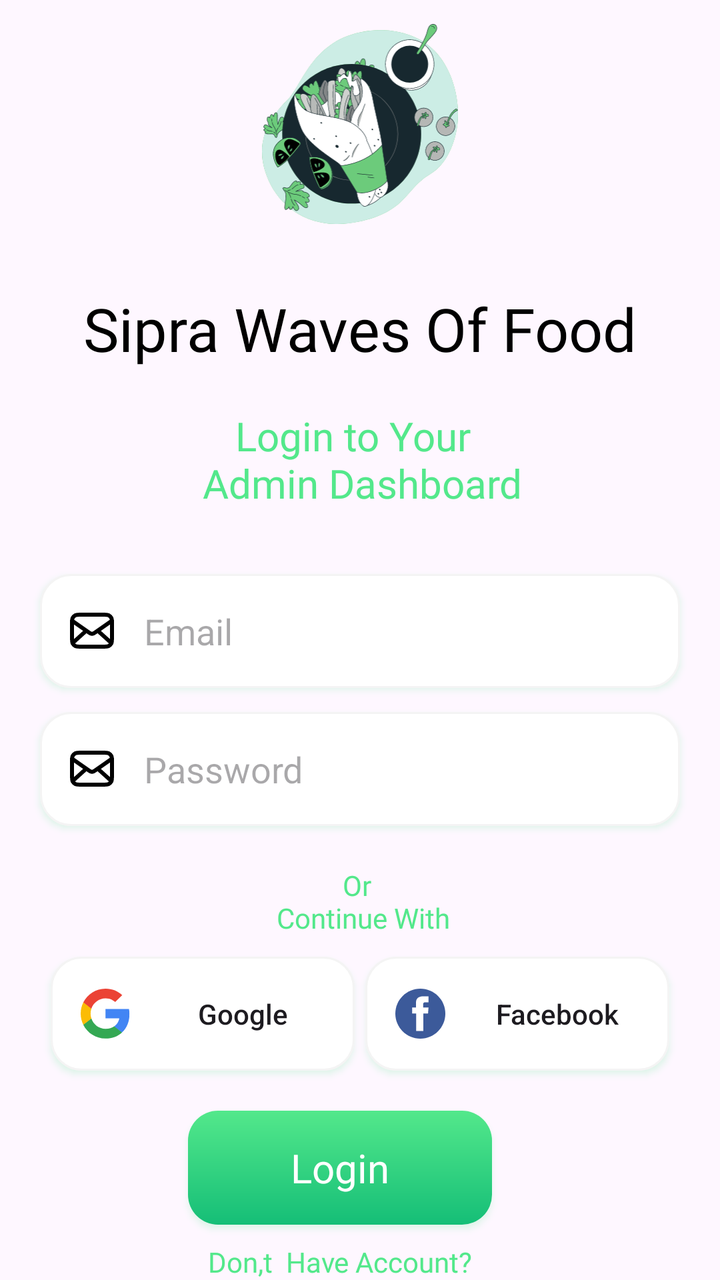
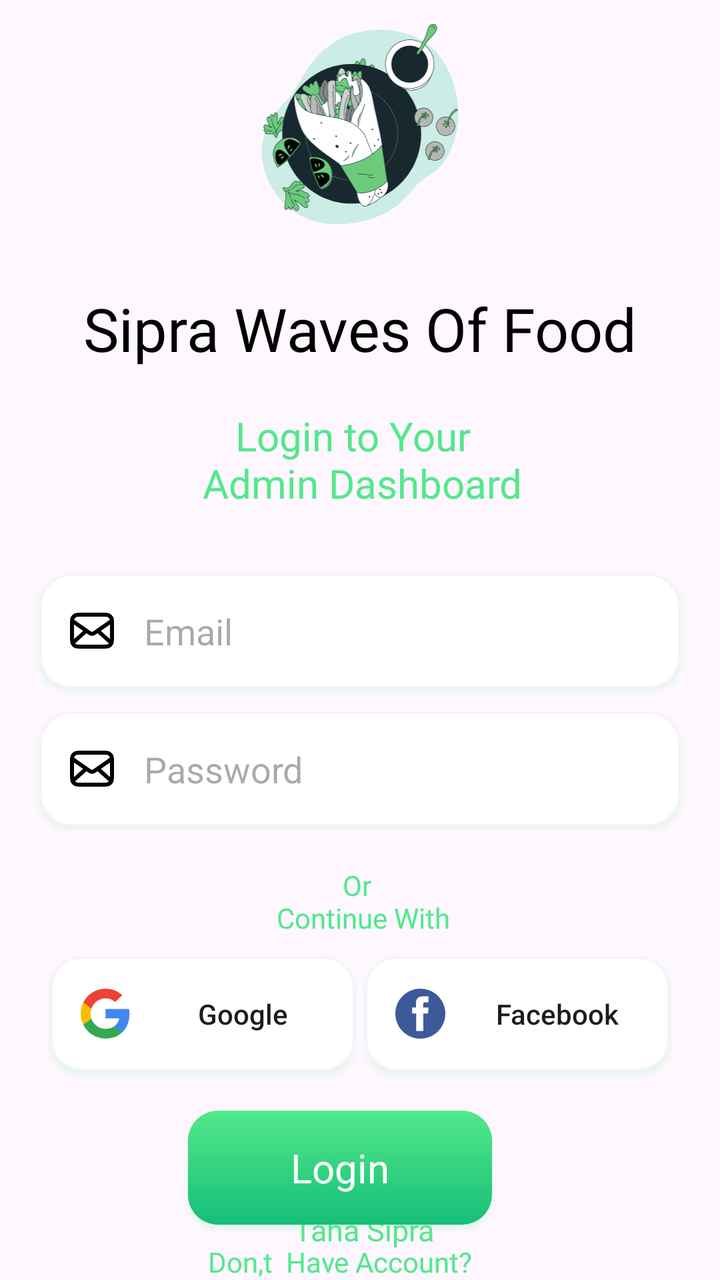

Screens rendered from an Android XML layout before and after an edit, with the pre-edit source and the edit as a unified diff.
<!-- AndroidManifest.xml: application theme Theme.AdminWaveOfFood -->
<!-- res/layout/activity_login.xml -->
<?xml version="1.0" encoding="utf-8"?>
<androidx.constraintlayout.widget.ConstraintLayout xmlns:android="http://schemas.android.com/apk/res/android"
    xmlns:app="http://schemas.android.com/apk/res-auto"
    xmlns:tools="http://schemas.android.com/tools"
    android:id="@+id/main"
    android:layout_width="match_parent"
    android:layout_height="match_parent"
    tools:context=".LoginActivity">

    <ImageView
        android:id="@+id/imageView"
        android:layout_width="100dp"
        android:layout_height="100dp"
        android:layout_marginTop="12dp"
        android:src="@drawable/logo"
        app:layout_constraintEnd_toEndOf="parent"
        app:layout_constraintStart_toStartOf="parent"
        app:layout_constraintTop_toTopOf="parent" />

    <TextView
        android:id="@+id/textView2"
        android:layout_width="wrap_content"
        android:layout_height="wrap_content"
        android:fontFamily="@font/merriweathersans_regular"
        android:text="Sipra Waves Of Food"
        android:textColor="@color/black"
        android:textSize="30sp"
        android:layout_marginTop="32dp"
        app:layout_constraintEnd_toEndOf="parent"
        app:layout_constraintStart_toStartOf="parent"
        app:layout_constraintTop_toBottomOf="@+id/imageView" />

    <TextView
        android:id="@+id/textView3"
        android:layout_width="wrap_content"
        android:layout_height="wrap_content"
        android:layout_marginTop="20dp"
        android:fontFamily="@font/merriweathersans_bold"
        android:text="Login to Your \n Admin Dashboard"
        android:textAlignment="center"
        android:textColor="@color/TextColor"
        android:textSize="20sp"
        app:layout_constraintEnd_toEndOf="@+id/textView2"
        app:layout_constraintHorizontal_bias="0.49"
        app:layout_constraintStart_toStartOf="@+id/textView2"
        app:layout_constraintTop_toBottomOf="@+id/textView2" />

    <EditText
        android:id="@+id/editText"
        android:layout_width="match_parent"
        android:layout_height="57dp"
        android:layout_marginLeft="20dp"
        android:layout_marginTop="32dp"
        android:layout_marginRight="20dp"
        android:background="@drawable/edittextshape"
        android:drawableLeft="@drawable/mail"
        android:drawablePadding="15dp"
        android:elevation="2dp"
        android:hint="Email"
        android:inputType="textEmailAddress"
        android:outlineSpotShadowColor="@color/TextColor"
        android:paddingLeft="15dp"
        app:layout_constraintEnd_toEndOf="parent"
        app:layout_constraintStart_toStartOf="parent"
        app:layout_constraintTop_toBottomOf="@+id/textView3" />

    <EditText
        android:id="@+id/editText2"
        android:layout_width="match_parent"
        android:layout_height="57dp"
        android:layout_marginLeft="20dp"
        android:layout_marginTop="12dp"
        android:layout_marginRight="20dp"
        android:background="@drawable/edittextshape"
        android:drawableLeft="@drawable/mail"
        android:drawablePadding="15dp"
        android:elevation="2dp"
        android:hint="Password"
        android:inputType="textPassword"
        android:outlineSpotShadowColor="@color/TextColor"
        android:paddingLeft="15dp"
        app:layout_constraintEnd_toEndOf="@+id/editText"
        app:layout_constraintStart_toStartOf="@+id/editText"
        app:layout_constraintTop_toBottomOf="@+id/editText" />

    <TextView
        android:id="@+id/textView4"
        android:layout_width="wrap_content"
        android:layout_height="wrap_content"
        android:layout_marginTop="20dp"
        android:fontFamily="@font/merriweathersans_bold"
        android:text="Or \n Continue With"
        android:textAlignment="center"
        android:textColor="@color/TextColor"
        app:layout_constraintEnd_toEndOf="@+id/editText2"
        app:layout_constraintStart_toStartOf="@+id/editText2"
        app:layout_constraintTop_toBottomOf="@+id/editText2" />

    <androidx.appcompat.widget.AppCompatButton
        android:id="@+id/GoogleBtn"
        android:layout_width="152dp"
        android:layout_height="57dp"
        android:layout_marginLeft="20dp"
        android:layout_marginTop="10dp"
        android:background="@drawable/edittextshape"
        android:drawableLeft="@drawable/google"
        android:outlineSpotShadowColor="@color/TextColor"
        android:paddingLeft="15dp"
        android:text="Google"
        android:textAllCaps="false"
        app:layout_constraintEnd_toStartOf="@+id/FaceBookBtn"
        app:layout_constraintHorizontal_bias="0.5"
        app:layout_constraintStart_toStartOf="parent"
        app:layout_constraintTop_toBottomOf="@+id/textView4" />

    <androidx.appcompat.widget.AppCompatButton
        android:id="@+id/FaceBookBtn"
        android:layout_width="152dp"
        android:layout_height="57dp"
        android:layout_marginTop="10dp"
        android:layout_marginRight="20dp"
        android:background="@drawable/edittextshape"
        android:drawableLeft="@drawable/facebook"
        android:textAllCaps="false"
        android:outlineSpotShadowColor="@color/TextColor"
        android:paddingLeft="15dp"
        android:text="Facebook"
        app:layout_constraintEnd_toEndOf="parent"
        app:layout_constraintHorizontal_bias="0.5"
        app:layout_constraintStart_toEndOf="@+id/GoogleBtn"
        app:layout_constraintTop_toBottomOf="@+id/textView4" />

    <androidx.appcompat.widget.AppCompatButton
        android:id="@+id/LoginBtn"
        android:layout_width="152dp"
        android:layout_height="57dp"
        android:layout_marginTop="20dp"
        android:layout_marginRight="20dp"
        android:background="@drawable/greenbuttongradient"
        android:outlineSpotShadowColor="@color/TextColor"
        android:textSize="20sp"
        android:text="Login"
        android:textColor="@color/white"
        android:fontFamily="@font/merriweathersans_regular"
        android:textAllCaps="false"
        app:layout_constraintEnd_toEndOf="@id/FaceBookBtn"
        app:layout_constraintHorizontal_bias="0.5"
        app:layout_constraintStart_toStartOf="@+id/GoogleBtn"
        app:layout_constraintTop_toBottomOf="@+id/FaceBookBtn" />

    <TextView
        android:id="@+id/DonthaveAcountBtn"
        android:layout_width="wrap_content"
        android:layout_height="wrap_content"
        android:text="Don,t  Have Account?"
        android:layout_marginTop="9dp"
        android:textColor="@color/TextColor"
        android:fontFamily="@font/merriweathersans_regular"
        app:layout_constraintEnd_toEndOf="@+id/LoginBtn"
        app:layout_constraintStart_toStartOf="@+id/LoginBtn"
        app:layout_constraintTop_toBottomOf="@+id/LoginBtn" />

    <TextView
        android:layout_width="wrap_content"
        android:layout_height="wrap_content"
        android:text="Design By \n Taha Sipra"
        android:textColor="@color/TextColor"
        android:textAlignment="center"
        android:textSize="15dp"
        android:layout_marginTop="10dp"
        android:fontFamily="@font/merriweathersans_regular"
        app:layout_constraintEnd_toEndOf="parent"
        app:layout_constraintStart_toStartOf="parent"
        app:layout_constraintTop_toBottomOf="@+id/DonthaveAcountBtn" />


</androidx.constraintlayout.widget.ConstraintLayout>
<!-- resources referenced by this layout -->
<resources>
  <color name="TextColor">#53E88B</color>
  <color name="black">#FF000000</color>
  <color name="white">#FFFFFFFF</color>
  <!-- drawable edittextshape (drawable) -->
  <?xml version="1.0" encoding="utf-8"?>
  <shape xmlns:android="http://schemas.android.com/apk/res/android">
  <solid android:color="@color/white"/>
      <corners android:radius="15dp"/>
      <stroke android:color="#f4f4f4" android:width="1dp"/>
  </shape>
  <!-- drawable facebook (drawable) -->
  <vector xmlns:android="http://schemas.android.com/apk/res/android"
      android:width="25dp"
      android:height="25dp"
      android:viewportWidth="25"
      android:viewportHeight="25">
    <group>
      <clip-path
          android:pathData="M0,0h25v25h-25z"/>
      <path
          android:pathData="M12.5,25C19.404,25 25,19.404 25,12.5C25,5.596 19.404,0 12.5,0C5.596,0 0,5.596 0,12.5C0,19.404 5.596,25 12.5,25Z"
          android:fillColor="#3C5A9A"/>
      <path
          android:pathData="M16.564,3.837H13.795C12.152,3.837 10.324,4.528 10.324,6.91C10.332,7.74 10.324,8.535 10.324,9.429H8.423V12.455H10.383V21.163H13.984V12.397H16.361L16.577,9.421H13.922C13.922,9.421 13.928,8.097 13.922,7.713C13.922,6.771 14.902,6.825 14.961,6.825C15.427,6.825 16.333,6.827 16.566,6.825V3.837H16.564Z"
          android:fillColor="#ffffff"/>
    </group>
  </vector>
  <!-- drawable greenbuttongradient (drawable) -->
  <?xml version="1.0" encoding="utf-8"?>
  <shape xmlns:android="http://schemas.android.com/apk/res/android">
  <gradient android:angle="-45" android:startColor="#53E88B" android:endColor="#15BE77"/>
      <corners android:radius="15dp"/>
  </shape>
  <!-- drawable mail (drawable) -->
  <vector xmlns:android="http://schemas.android.com/apk/res/android"
      android:width="22dp"
      android:height="18dp"
      android:viewportWidth="22"
      android:viewportHeight="18">
    <path
        android:pathData="M20.5,15L13.857,9M8.143,9L1.5,15M1,4L9.165,9.715C9.826,10.178 10.157,10.41 10.516,10.499C10.834,10.578 11.166,10.578 11.484,10.499C11.843,10.41 12.174,10.178 12.835,9.715L21,4M5.8,17H16.2C17.88,17 18.72,17 19.362,16.673C19.927,16.385 20.385,15.927 20.673,15.362C21,14.72 21,13.88 21,12.2V5.8C21,4.12 21,3.28 20.673,2.638C20.385,2.074 19.927,1.615 19.362,1.327C18.72,1 17.88,1 16.2,1H5.8C4.12,1 3.28,1 2.638,1.327C2.074,1.615 1.615,2.074 1.327,2.638C1,3.28 1,4.12 1,5.8V12.2C1,13.88 1,14.72 1.327,15.362C1.615,15.927 2.074,16.385 2.638,16.673C3.28,17 4.12,17 5.8,17Z"
        android:strokeLineJoin="round"
        android:strokeWidth="2"
        android:fillColor="#00000000"
        android:strokeColor="#000000"
        android:strokeLineCap="round"/>
  </vector>
  <style name="Theme.AdminWaveOfFood" parent="Base.Theme.AdminWaveOfFood" />
  <style name="Base.Theme.AdminWaveOfFood" parent="Theme.Material3.DayNight.NoActionBar">
          
          
      </style>
  <!-- unchanged entries left out for length: 2 -->
</resources>

<!-- the commit's change to res/layout/activity_login.xml (unified diff, before → after) -->
@@ -38,7 +38,7 @@
         android:fontFamily="@font/merriweathersans_bold"
         android:text="Login to Your \n Admin Dashboard"
         android:textAlignment="center"
-        android:textColor="@color/TextColor"
+        android:textColor="@color/textColor"
         android:textSize="20sp"
         app:layout_constraintEnd_toEndOf="@+id/textView2"
         app:layout_constraintHorizontal_bias="0.49"
@@ -46,7 +46,7 @@
         app:layout_constraintTop_toBottomOf="@+id/textView2" />
 
     <EditText
-        android:id="@+id/editText"
+        android:id="@+id/email"
         android:layout_width="match_parent"
         android:layout_height="57dp"
         android:layout_marginLeft="20dp"
@@ -58,14 +58,14 @@
         android:elevation="2dp"
         android:hint="Email"
         android:inputType="textEmailAddress"
-        android:outlineSpotShadowColor="@color/TextColor"
+        android:outlineSpotShadowColor="@color/textColor"
         android:paddingLeft="15dp"
         app:layout_constraintEnd_toEndOf="parent"
         app:layout_constraintStart_toStartOf="parent"
         app:layout_constraintTop_toBottomOf="@+id/textView3" />
 
     <EditText
-        android:id="@+id/editText2"
+        android:id="@+id/password"
         android:layout_width="match_parent"
         android:layout_height="57dp"
         android:layout_marginLeft="20dp"
@@ -77,11 +77,11 @@
         android:elevation="2dp"
         android:hint="Password"
         android:inputType="textPassword"
-        android:outlineSpotShadowColor="@color/TextColor"
+        android:outlineSpotShadowColor="@color/textColor"
         android:paddingLeft="15dp"
-        app:layout_constraintEnd_toEndOf="@+id/editText"
-        app:layout_constraintStart_toStartOf="@+id/editText"
-        app:layout_constraintTop_toBottomOf="@+id/editText" />
+        app:layout_constraintEnd_toEndOf="@+id/email"
+        app:layout_constraintStart_toStartOf="@+id/email"
+        app:layout_constraintTop_toBottomOf="@+id/email" />
 
     <TextView
         android:id="@+id/textView4"
@@ -91,10 +91,10 @@
         android:fontFamily="@font/merriweathersans_bold"
         android:text="Or \n Continue With"
         android:textAlignment="center"
-        android:textColor="@color/TextColor"
-        app:layout_constraintEnd_toEndOf="@+id/editText2"
-        app:layout_constraintStart_toStartOf="@+id/editText2"
-        app:layout_constraintTop_toBottomOf="@+id/editText2" />
+        android:textColor="@color/textColor"
+        app:layout_constraintEnd_toEndOf="@+id/password"
+        app:layout_constraintStart_toStartOf="@+id/password"
+        app:layout_constraintTop_toBottomOf="@+id/password" />
 
     <androidx.appcompat.widget.AppCompatButton
         android:id="@+id/GoogleBtn"
@@ -104,7 +104,7 @@
         android:layout_marginTop="10dp"
         android:background="@drawable/edittextshape"
         android:drawableLeft="@drawable/google"
-        android:outlineSpotShadowColor="@color/TextColor"
+        android:outlineSpotShadowColor="@color/textColor"
         android:paddingLeft="15dp"
         android:text="Google"
         android:textAllCaps="false"
@@ -122,7 +122,7 @@
         android:background="@drawable/edittextshape"
         android:drawableLeft="@drawable/facebook"
         android:textAllCaps="false"
-        android:outlineSpotShadowColor="@color/TextColor"
+        android:outlineSpotShadowColor="@color/textColor"
         android:paddingLeft="15dp"
         android:text="Facebook"
         app:layout_constraintEnd_toEndOf="parent"
@@ -137,7 +137,7 @@
         android:layout_marginTop="20dp"
         android:layout_marginRight="20dp"
         android:background="@drawable/greenbuttongradient"
-        android:outlineSpotShadowColor="@color/TextColor"
+        android:outlineSpotShadowColor="@color/textColor"
         android:textSize="20sp"
         android:text="Login"
         android:textColor="@color/white"
@@ -154,7 +154,7 @@
         android:layout_height="wrap_content"
         android:text="Don,t  Have Account?"
         android:layout_marginTop="9dp"
-        android:textColor="@color/TextColor"
+        android:textColor="@color/textColor"
         android:fontFamily="@font/merriweathersans_regular"
         app:layout_constraintEnd_toEndOf="@+id/LoginBtn"
         app:layout_constraintStart_toStartOf="@+id/LoginBtn"
@@ -163,15 +163,15 @@
     <TextView
         android:layout_width="wrap_content"
         android:layout_height="wrap_content"
+        android:fontFamily="@font/merriweathersans_regular"
         android:text="Design By \n Taha Sipra"
-        android:textColor="@color/TextColor"
         android:textAlignment="center"
+        android:textColor="@color/textColor"
         android:textSize="15dp"
-        android:layout_marginTop="10dp"
-        android:fontFamily="@font/merriweathersans_regular"
+        android:layout_marginBottom="15dp"
+        app:layout_constraintBottom_toBottomOf="parent"
         app:layout_constraintEnd_toEndOf="parent"
-        app:layout_constraintStart_toStartOf="parent"
-        app:layout_constraintTop_toBottomOf="@+id/DonthaveAcountBtn" />
+        app:layout_constraintStart_toStartOf="parent" />
 
 
 </androidx.constraintlayout.widget.ConstraintLayout>
<!-- resource entries referenced after the edit -->
@@ -1,7 +1,7 @@
 <!-- resources referenced by this layout -->
 <resources>
-  <color name="TextColor">#53E88B</color>
   <color name="black">#FF000000</color>
+  <color name="textColor">#53E88B</color>
   <color name="white">#FFFFFFFF</color>
   <!-- drawable edittextshape (drawable) -->
   <?xml version="1.0" encoding="utf-8"?>
